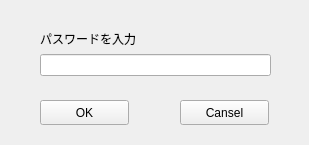
This is qt_src/pass_check.ui in taka0628/sechack365 as Qt 5 draws it before an edit. The edited form follows.
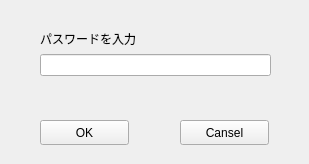
This is the edited form.

What changed in the file:
```diff
--- a/qt_src/pass_check.ui
+++ b/qt_src/pass_check.ui
@@ -7,7 +7,7 @@
     <x>0</x>
     <y>0</y>
     <width>309</width>
-    <height>145</height>
+    <height>164</height>
    </rect>
   </property>
   <property name="windowTitle">
@@ -36,7 +36,7 @@
    <property name="geometry">
     <rect>
      <x>40</x>
-     <y>100</y>
+     <y>120</y>
      <width>89</width>
      <height>25</height>
     </rect>
@@ -49,7 +49,7 @@
    <property name="geometry">
     <rect>
      <x>180</x>
-     <y>100</y>
+     <y>120</y>
      <width>89</width>
      <height>25</height>
     </rect>
@@ -71,6 +71,19 @@
     <string>パスワードを入力</string>
    </property>
   </widget>
+  <widget class="QLabel" name="label_error_message">
+   <property name="geometry">
+    <rect>
+     <x>40</x>
+     <y>90</y>
+     <width>231</width>
+     <height>17</height>
+    </rect>
+   </property>
+   <property name="text">
+    <string/>
+   </property>
+  </widget>
  </widget>
  <resources/>
  <connections/>
```
